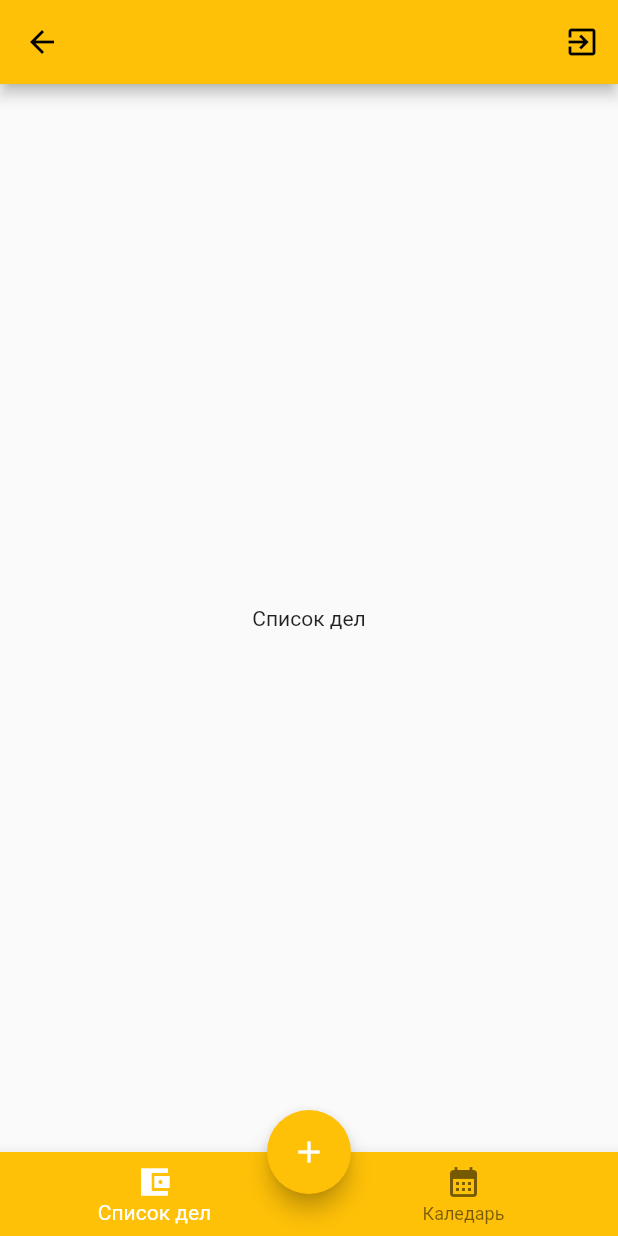
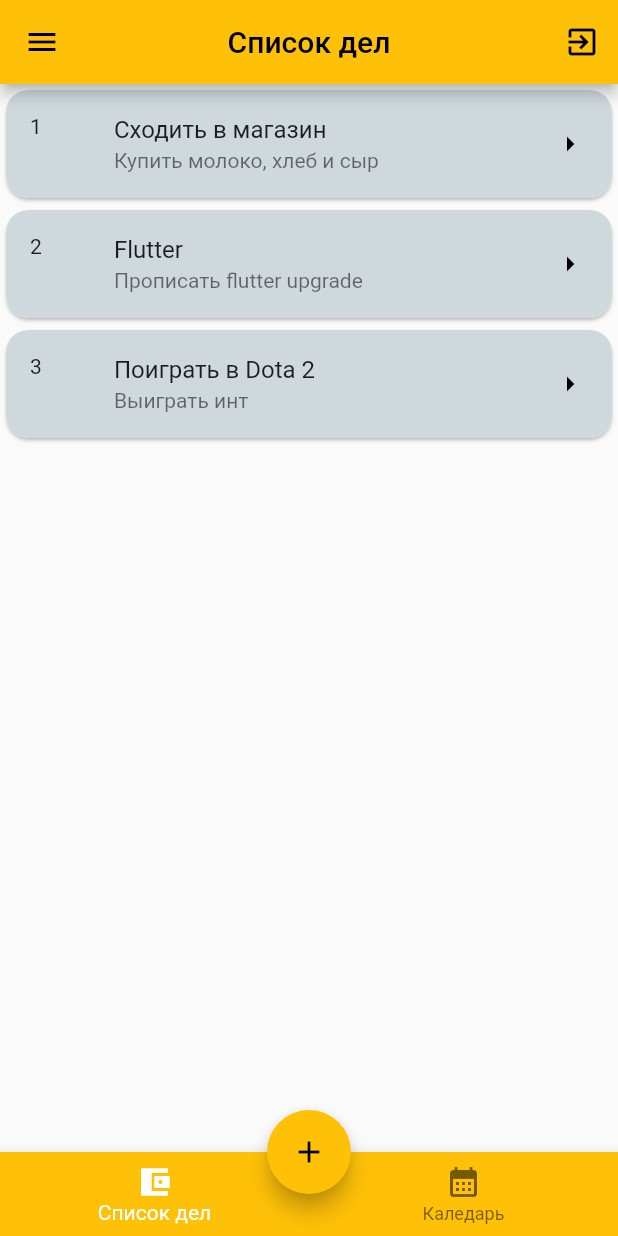
Before and after one commit to WingiM/flutter_lessons, a Flutter app: the HomePage screen opened by its route, on a phone screen of 412 x 824 dp. Run offline on Flutter 3.47's test engine with Material 2 defaults, Android fonts, the phone set to English and light mode, and no system bars.

Commit message:
25.02 lesson

```diff
--- a/lib/main.dart
+++ b/lib/main.dart
@@ -14,6 +14,7 @@ class MainApp extends StatelessWidget {
   Widget build(BuildContext context) {
     return MaterialApp(
       theme: ThemeData(
+        primarySwatch: Colors.amber,
         primaryColor: Colors.amber,
         floatingActionButtonTheme: const FloatingActionButtonThemeData(
           backgroundColor: Colors.amber,
--- a/lib/pages/deals.dart
+++ b/lib/pages/deals.dart
@@ -3,14 +3,48 @@ import 'package:flutter/material.dart';
 class DealsPage extends StatelessWidget {
   const DealsPage({super.key});
 
-  @override
-  Widget build(BuildContext context) {
-    return Scaffold(
-      body: const Center(
-        child: SizedBox(
-          child: Text("Список дел"),
+  Widget generateListTile(BuildContext context, int index) {
+    var deal = deals[index];
+    return Card(
+      shape: RoundedRectangleBorder(
+        borderRadius: BorderRadius.circular(15),
+      ),
+      child: ListTile(
+        shape: RoundedRectangleBorder(
+          borderRadius: BorderRadius.circular(15),
+        ),
+        tileColor: Colors.blueGrey[100],
+        title: Text(deal.title),
+        subtitle: Text(deal.description),
+        leading: Text(deal.id.toString()),
+        onTap: () {},
+        trailing: const Icon(
+          Icons.arrow_right,
+          color: Colors.black,
         ),
       ),
     );
   }
+
+  @override
+  Widget build(BuildContext context) {
+    return ListView.builder(
+      itemBuilder: (context, index) => generateListTile(context, index),
+      itemCount: deals.length,
+    );
+  }
 }
+
+class Deal {
+  final int id;
+  final String title;
+  final String description;
+
+  Deal(this.id, this.title, this.description);
+}
+
+List<Deal> deals = [
+  Deal(1, 'Сходить в магазин', 'Купить молоко, хлеб и сыр'),
+  Deal(2, 'Flutter', 'Прописать flutter upgrade'),
+  Deal(3, 'Поиграть в Dota 2', 'Выиграть инт'),
+];
--- a/lib/pages/home.dart
+++ b/lib/pages/home.dart
@@ -14,6 +14,8 @@ class HomePage extends StatefulWidget {
 
 class _HomePageState extends State<HomePage> {
   int index = 0;
+  String title = "Список дел";
+
   final listPages = [
     const DealsPage(),
     const CalendarPage(),
@@ -25,6 +27,8 @@ class _HomePageState extends State<HomePage> {
     var primaryColor = Theme.of(context).primaryColor;
     return Scaffold(
       appBar: AppBar(
+        title: Text(title),
+        centerTitle: true,
         actions: [
           IconButton(
             onPressed: () {
@@ -49,6 +53,7 @@ class _HomePageState extends State<HomePage> {
         ),
       ),
       floatingActionButtonLocation: FloatingActionButtonLocation.centerDocked,
+      drawer: const Drawer(),
       bottomNavigationBar: BottomNavigationBar(
           currentIndex: index,
           backgroundColor: primaryColor,
@@ -67,8 +72,10 @@ class _HomePageState extends State<HomePage> {
             setState(() {
               index = value;
               if (index != 0) {
+                title = 'Календарь';
                 _showButton = false;
               } else {
+                title = "Список дел";
                 _showButton = true;
               }
             });
```
Also changed, not shown: lib/pages/calendar.dart (+5 -4 lines).
